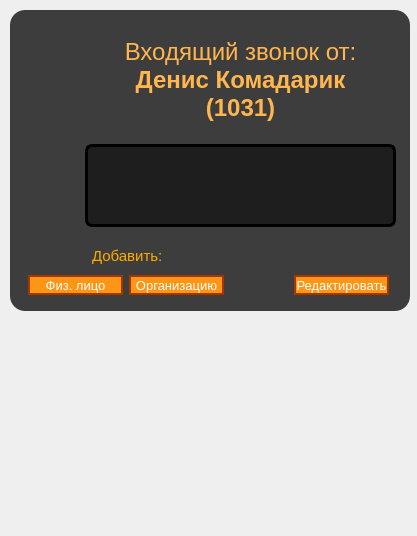
This is PopupWindow.ui in okostynchuk/Outcall as Qt 5 draws it before an edit. The edited form follows.
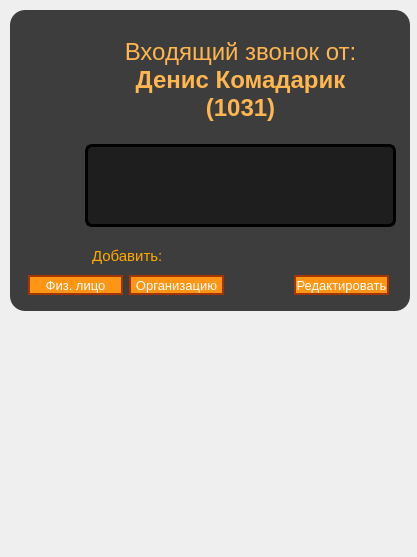
This is the edited form. Icons and pictures are not drawn.

```diff
--- a/PopupWindow.ui
+++ b/PopupWindow.ui
@@ -10,7 +10,7 @@
     <x>0</x>
     <y>0</y>
     <width>417</width>
-    <height>536</height>
+    <height>557</height>
    </rect>
   </property>
   <property name="minimumSize">
```
